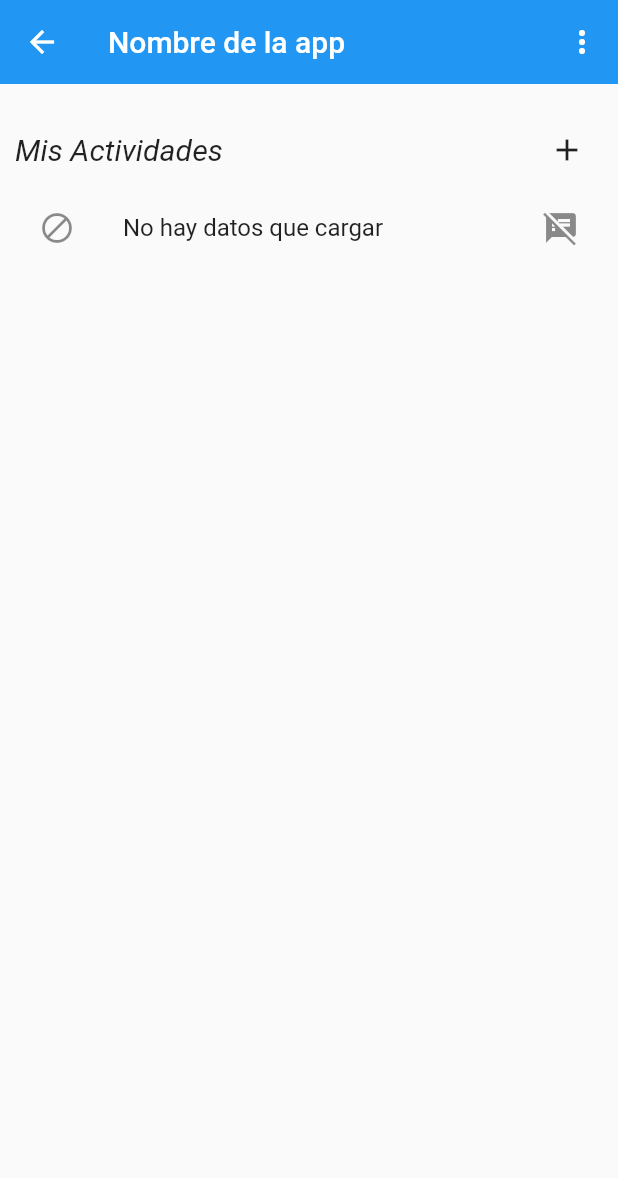
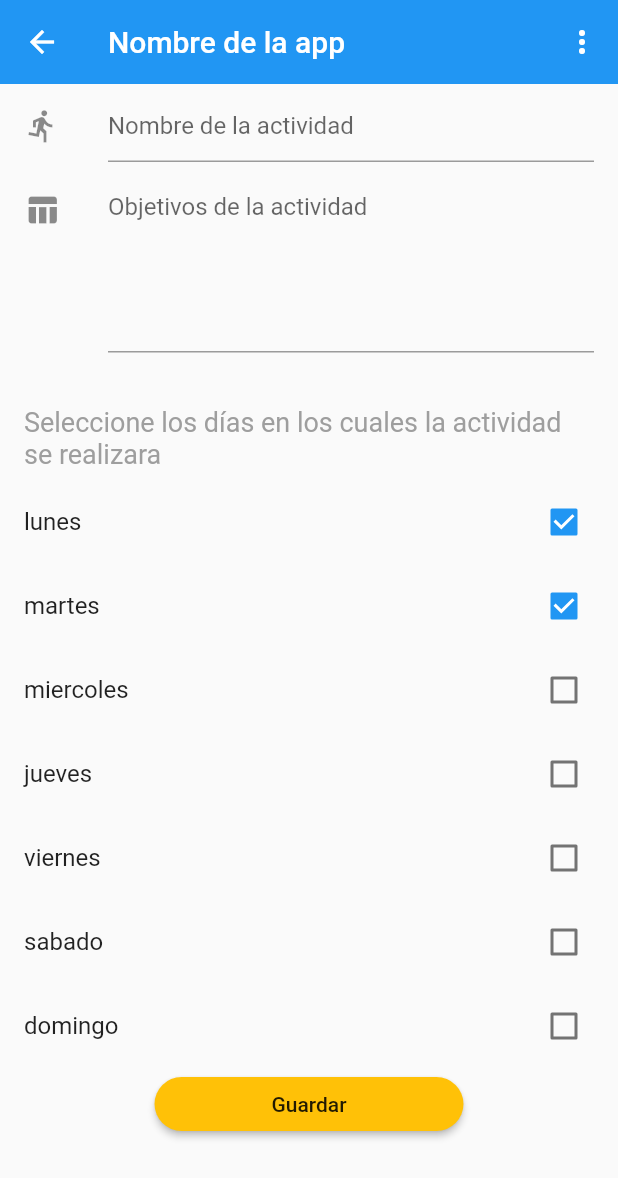
Before and after one commit to dvelez3815/cuidando_a_quien_me_cuida, a Flutter app: the Actividades screen opened directly, after a tap on the "add" icon, on a phone screen of 412 x 824 dp. Shown: the top 1178 px of the screen. Run offline on Flutter 3.47's test engine with Material 2 defaults, Android fonts, the phone set to English and light mode, and no system bars; our stand-ins replace device_preview, shared_preferences, sqflite; accounts and stored records are empty.

Commit message:
Agregando form actividades

```diff
--- a/lib/rutas/const_rutas.dart
+++ b/lib/rutas/const_rutas.dart
@@ -11,3 +11,5 @@ const String ADDPLATOS = "add_platos";
 const String TESTING = "test";
 const String INFO_COMIDA = "info_comida";
 const String SETTINGS = "settings";
+const String ADDACTIVIDADES = "add_actividades";
+const String ADDCUIDADOS = "add_cuidados";
--- a/lib/rutas/rutas.dart
+++ b/lib/rutas/rutas.dart
@@ -2,11 +2,10 @@ import 'package:flutter/material.dart';
 import 'package:utm_vinculacion/models/comida_model.dart';
 import 'package:utm_vinculacion/vistas/mobile/settings.dart';
 import 'package:utm_vinculacion/vistas/mobile/ver_contenido/actividades.dart';
+import 'package:utm_vinculacion/vistas/mobile/ver_contenido/add_actividades.dart';
+import 'package:utm_vinculacion/vistas/mobile/ver_contenido/add_cuidados.dart';
 import 'package:utm_vinculacion/vistas/mobile/ver_contenido/add_platos.dart';
 import 'package:utm_vinculacion/vistas/mobile/ver_contenido/contenido_panel_P.dart';
-import 'package:utm_vinculacion/vistas/mobile/actividades/maniana.dart';
-import 'package:utm_vinculacion/vistas/mobile/actividades/noche.dart';
-import 'package:utm_vinculacion/vistas/mobile/actividades/tarde.dart';
 import 'package:utm_vinculacion/vistas/mobile/ver_contenido/cuidados.dart';
 import 'package:utm_vinculacion/vistas/mobile/home.dart';
 import 'package:utm_vinculacion/vistas/mobile/ver_contenido/info_receta.dart';
@@ -19,32 +18,42 @@ Route<dynamic> generarRutas(RouteSettings routeSettings){
   switch (routeSettings.name) {
     case (constantesRutas.HOME): //En caso de que... Navigator.pushNamed(context, 'Home') <- fuese ese lo mando a la ruta Home
       return MaterialPageRoute(builder: (BuildContext context)=>Home());
+
     case(constantesRutas.CONTENIDO):
       return MaterialPageRoute(builder: (BuildContext context)=>Contenido());
+
     case(constantesRutas.CUIDADO):
       return MaterialPageRoute(builder: (BuildContext context)=>Cuidados());
+
+    case(constantesRutas.ADDCUIDADOS):
+      return MaterialPageRoute(builder: (BuildContext context)=>AddCuidado());
+
     case(constantesRutas.ACTIVIDADES):
       return MaterialPageRoute(builder: (BuildContext context)=>Actividades());
+
+    case(constantesRutas.ADDACTIVIDADES):
+      return MaterialPageRoute(builder: (BuildContext context)=>AddActividades());
+
     case(constantesRutas.RECETAS):
       return MaterialPageRoute(builder: (BuildContext context)=>Recetas());
+
     case(constantesRutas.RUTINA):
       return MaterialPageRoute(builder: (BuildContext context)=>Rutina());
-    case(constantesRutas.RUTINAMANIANA):
-      return MaterialPageRoute(builder: (BuildContext context)=>Maniana());
-    case(constantesRutas.RUTINATARDE):
-      return MaterialPageRoute(builder: (BuildContext context)=>Tarde());
-    case(constantesRutas.RUTINANOCHE):
-      return MaterialPageRoute(builder: (BuildContext context)=>Noche());
+
     case(constantesRutas.ADDPLATOS):
       return MaterialPageRoute(builder: (BuildContext context)=>AddPlatos());
+
     case(constantesRutas.TESTING):
       return MaterialPageRoute(builder: (BuildContext context)=>TestPage());
+
     case(constantesRutas.INFO_COMIDA):
-    Comida comida = routeSettings.arguments;
+      Comida comida = routeSettings.arguments;
       return MaterialPageRoute(builder: (BuildContext context)=>InfoReceta(comida: comida));
+
     case(constantesRutas.SETTINGS):
       return MaterialPageRoute(builder: (BuildContext context)=>SettingsPage());
+
     default:
-    return MaterialPageRoute(builder: (BuildContext context)=>Home());
+      return MaterialPageRoute(builder: (BuildContext context)=>Home());
   }
 }
--- a/lib/vistas/mobile/ver_contenido/actividades.dart
+++ b/lib/vistas/mobile/ver_contenido/actividades.dart
@@ -1,5 +1,7 @@
 import 'package:flutter/material.dart';
 import 'package:utm_vinculacion/providers/db_provider.dart';
+import 'package:utm_vinculacion/rutas/const_rutas.dart';
+import 'package:utm_vinculacion/vistas/mobile/ver_contenido/add_actividades.dart';
 import 'package:utm_vinculacion/vistas/mobile/widgets_reutilizables.dart';
 
 class Actividades extends StatefulWidget {
@@ -45,7 +47,9 @@ class _ActividadesState extends State<Actividades> {
                 Spacer(),
                 IconButton(
                   icon: Icon(Icons.add),
-                  onPressed: (){},
+                  onPressed: (){
+                    Navigator.pushNamed(context, ADDACTIVIDADES);
+                  },
                 )
               ],
             ),
--- /dev/null
+++ b/lib/vistas/mobile/ver_contenido/add_actividades.dart
@@ -0,0 +1,115 @@
+import 'package:flutter/material.dart';
+import 'package:utm_vinculacion/models/comida_model.dart';
+import 'package:utm_vinculacion/providers/db_provider.dart';
+import 'package:utm_vinculacion/vistas/mobile/widgets_reutilizables.dart';
+
+class AddActividades extends StatefulWidget {
+  @override
+  State createState() => new _AddActividadesState();
+}
+
+class _AddActividadesState extends State<AddActividades> {
+
+  DBProvider dbProvider = DBProvider.db;
+  TextEditingController nombreActividad = new TextEditingController();
+  TextEditingController objetivosActividad = new TextEditingController();
+
+
+  List<String> litems = [];
+  final TextEditingController eCtrl = new TextEditingController();
+
+  Map<String, bool> values = {
+    'lunes': true,
+    'martes': true,
+    'miercoles': false,
+    'jueves': false,
+    'viernes': false,
+    'sabado': false,
+    'domingo': false,
+  };
+
+  @override
+  Widget build(BuildContext ctxt) {
+    return new Scaffold(
+        appBar: AppBar(
+          elevation: 0,
+          title: Text('Nombre de la app'),
+          actions: <Widget>[tresPuntos()],
+        ),
+        body: ListView(children: <Widget>[
+          new Column(
+            children: <Widget>[
+              ListTile(
+                leading: const Icon(Icons.directions_run),
+                title: TextField(
+                  controller: nombreActividad,
+                  decoration: InputDecoration(
+                    hintText: "Nombre de la actividad",
+                  ),
+                ),
+              ),
+              ListTile(
+                leading: const Icon(Icons.table_chart),
+                title: TextField(
+                  maxLines: 5,
+                  controller: objetivosActividad,
+                  decoration: InputDecoration(
+                    hintText: "Objetivos de la actividad",
+                  ),
+                ),
+              ),
+              SizedBox(
+                height: 25,
+              ),
+              ListTile(
+                 title: RichText(text: TextSpan(
+                   text: "Seleccione los días en los cuales la actividad se realizara",
+                   style: TextStyle(color: Colors.grey, fontSize: 18)
+                 ),),
+              ),
+              Column(
+                children: values.keys.map((String key) {
+          return new CheckboxListTile(
+            title: new Text(key),
+            value: values[key],
+            onChanged: (bool value) {
+              setState(() {
+                values[key] = value;
+              });
+            },
+          );
+        }).toList(),
+              ),
+              Container(
+                  width: MediaQuery.of(context).size.width * 0.5,
+                  child: RaisedButton(
+                    color: Colors.amber,
+                    shape: RoundedRectangleBorder(
+                        borderRadius: BorderRadius.circular(20)),
+                    onPressed: () async {
+                      /*
+                      Comida comida = new Comida(
+                          calorias: calorias.text,
+                          coccion: coccion.text,
+                          comensales: commensales.text,
+                          descripcion: descripcion.text,
+                          ingredientes: litems,
+                          nombre: nombreActividad.text,
+                          preparacion: objetivosActividad.text,
+                          rutaVista: null,
+                          tipo: _horaActual,
+                          total: total.text,
+                          urlImagen: "assets/imagenes/recetas.jpg"
+                        );
+                        */
+                      /*final int response = await dbProvider.nuevaComida(comida);
+                      mostrarAlerta("${response != 0?"Datos guardados":"La tarea fracasó"} con éxito", context);
+                      */
+                    },
+                    child: Text("Guardar"),
+                  ))
+            ],
+          )
+        ]));
+  }
+}
--- a/lib/vistas/mobile/ver_contenido/cuidados.dart
+++ b/lib/vistas/mobile/ver_contenido/cuidados.dart
@@ -1,6 +1,7 @@
 import 'package:flutter/material.dart';
 import 'package:utm_vinculacion/models/cuidado_model.dart';
 import 'package:utm_vinculacion/providers/db_provider.dart';
+import 'package:utm_vinculacion/rutas/const_rutas.dart';
 import 'package:utm_vinculacion/vistas/mobile/widgets_reutilizables.dart';
 
 class Cuidados extends StatefulWidget {
@@ -49,7 +50,9 @@ class _CuidadosState extends State<Cuidados> {
                 Spacer(),
                 IconButton(
                   icon: Icon(Icons.add),
-                  onPressed: (){},
+                  onPressed: (){
+                    Navigator.pushNamed(context, ADDCUIDADOS);
+                  },
                 )
               ],
             ),
```
Also changed, not shown: lib/vistas/mobile/actividades/maniana.dart (deleted, +0 -53 lines), lib/vistas/mobile/actividades/noche.dart (deleted, +0 -52 lines), lib/vistas/mobile/actividades/tarde.dart (deleted, +0 -53 lines), lib/vistas/mobile/ver_contenido/add_cuidados.dart (added, +15 -0 lines).
